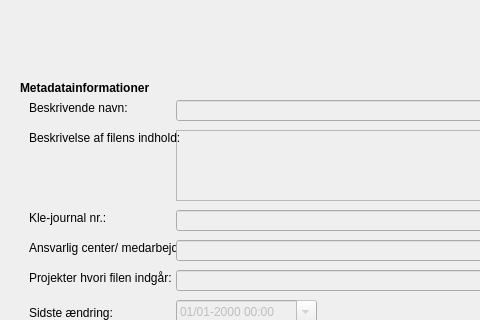
Old version of the form src/MetadataFunctionality/ui/metadata_functionality_dialog.ui in the repository Septima/qgis-metadatafunctionality; both pictures show x 0 to 480 and y 220 to 540 of the 772 by 798 pixel window.
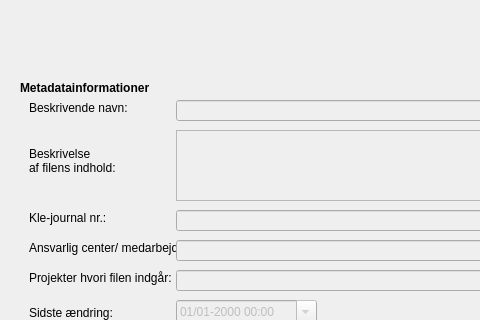
New version of the form.

```diff
--- a/src/MetadataFunctionality/ui/metadata_functionality_dialog.ui
+++ b/src/MetadataFunctionality/ui/metadata_functionality_dialog.ui
@@ -319,11 +319,12 @@
      <x>29</x>
      <y>350</y>
      <width>151</width>
-     <height>16</height>
+     <height>61</height>
     </rect>
    </property>
    <property name="text">
-    <string>Beskrivelse af filens indhold:</string>
+    <string>Beskrivelse
+af filens indhold:</string>
    </property>
   </widget>
   <widget class="QLabel" name="navnLabel_2">
```
